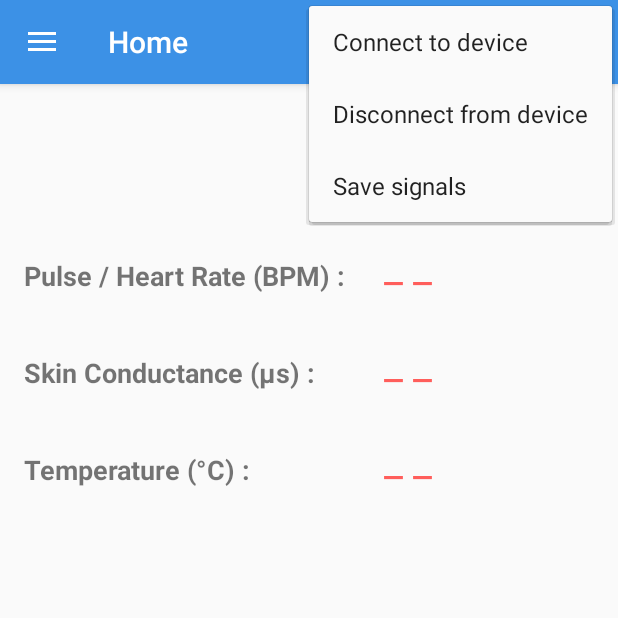
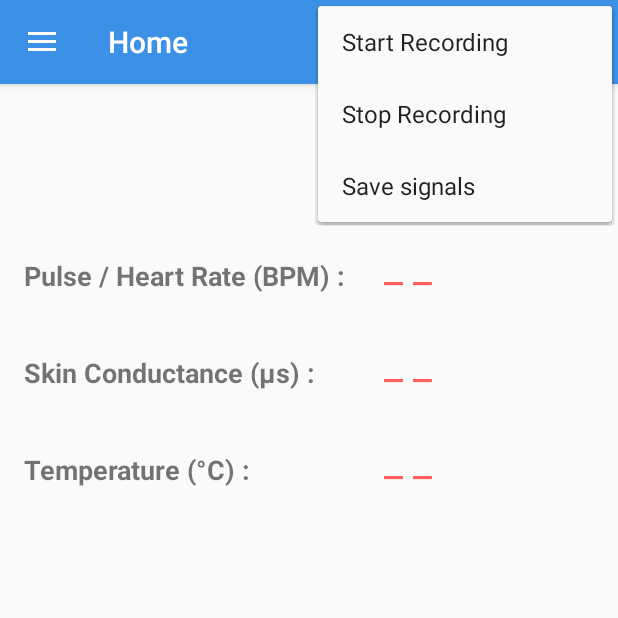
Before and after one commit to CecileRobertMichon/BioMusic, an Android app: the screen it shows after launch (MainActivity), with the options menu open, on a phone screen of 412 x 824 dp, the top half of it. Run offline under Robolectric (Android 15) with nearby library versions, the phone set to English and light mode, and no system bars; libraries missing offline, so code that uses them is left out: com.thoughttechnology.api, org.billthefarmer.mididriver; 5 statements that could not run were skipped.

Commit message:
Fixed strings

```diff
--- a/app/src/main/java/com/dp/cecile/biomusic/MainActivity.java
+++ b/app/src/main/java/com/dp/cecile/biomusic/MainActivity.java
@@ -8,7 +8,6 @@ import android.support.v4.view.GravityCompat;
 import android.support.v4.widget.DrawerLayout;
 import android.support.v7.app.ActionBarDrawerToggle;
 import android.support.v7.app.AppCompatActivity;
-import android.support.v7.widget.Toolbar;
 import android.view.Menu;
 import android.view.MenuItem;
 import android.view.View;
@@ -252,7 +251,7 @@ public class MainActivity extends AppCompatActivity implements CompoundButton.On
     }
 
     public void onCheckedChanged(CompoundButton buttonView, boolean isChecked) {
-        Toast.makeText(this, "The Switch is " + (isChecked ? "on" : "off"),
+        Toast.makeText(this, "Biomusic turned " + (isChecked ? "on" : "off"),
                 Toast.LENGTH_SHORT).show();
         if(isChecked) {
             musicOn = true;
--- a/app/src/main/java/com/dp/cecile/biomusic/MusicMaker.java
+++ b/app/src/main/java/com/dp/cecile/biomusic/MusicMaker.java
@@ -1,11 +1,7 @@
 package com.dp.cecile.biomusic;
 
-import android.util.IntProperty;
 import android.util.Log;
-
 import java.util.ArrayList;
-import java.util.concurrent.locks.Lock;
-
 import static java.lang.Math.abs;
 import static java.lang.Thread.sleep;
 
--- a/app/src/main/res/values/strings.xml
+++ b/app/src/main/res/values/strings.xml
@@ -1,7 +1,7 @@
 <resources>
     <string name="app_name">bioMusic</string>
-    <string name="connect_device">Connect to device</string>
-    <string name="disconnect_device">Disconnect from device</string>
+    <string name="connect_device">Start Recording</string>
+    <string name="disconnect_device">Stop Recording</string>
     <string name="save_signals">Save signals</string>
     <string name="reset_signals">Reset signals</string>
 
```
